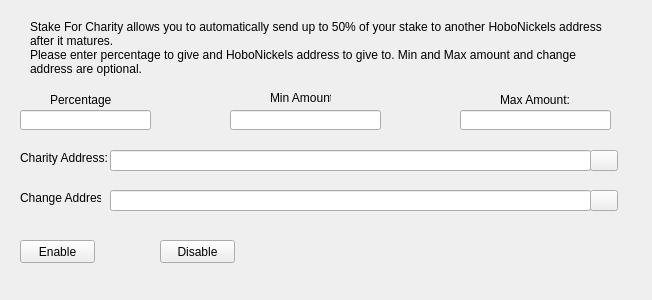
Before: the Qt Designer form src/qt/forms/charitydialog.ui in Meee32/NET-TEST, drawn with Qt 5.
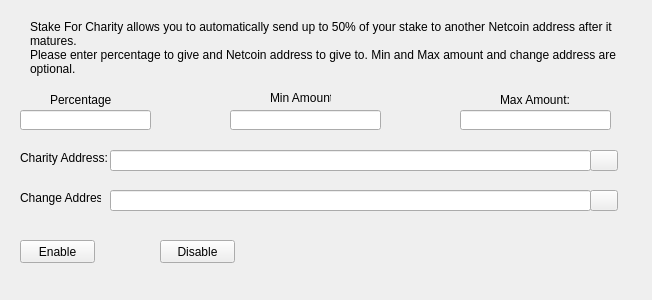
After: the same form once the commit is applied. Icons and pictures are not drawn.

Diff of the .ui file:
```diff
--- a/src/qt/forms/charitydialog.ui
+++ b/src/qt/forms/charitydialog.ui
@@ -55,8 +55,8 @@
     <number>1</number>
    </property>
    <property name="text">
-    <string>Stake For Charity allows you to automatically send up to 50% of your stake to another HoboNickels address after it matures.
-Please enter percentage to give and HoboNickels address to give to. Min and Max amount and change address are optional.</string>
+    <string>Stake For Charity allows you to automatically send up to 50% of your stake to another Netcoin address after it matures.
+Please enter percentage to give and Netcoin address to give to. Min and Max amount and change address are optional.</string>
    </property>
    <property name="alignment">
     <set>Qt::AlignLeading|Qt::AlignLeft|Qt::AlignTop</set>
```
